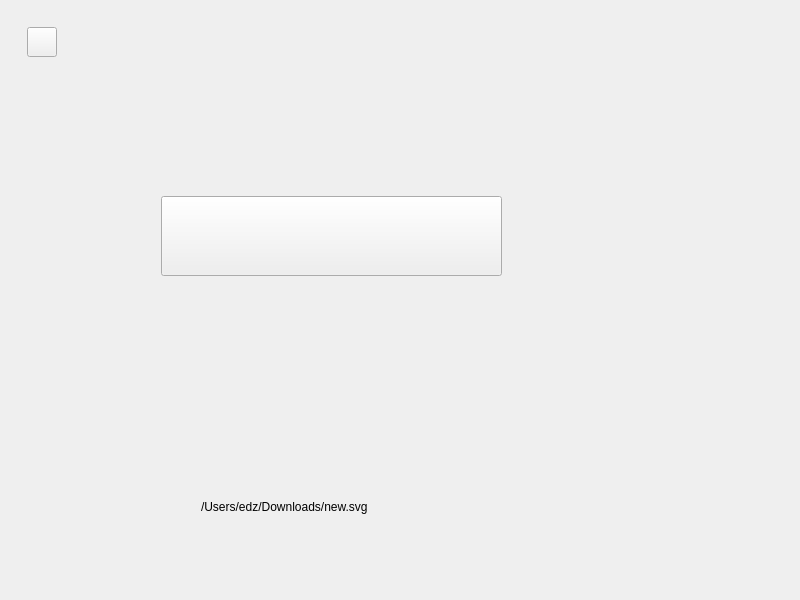
qq1226349818/AnimateWidget, file project/widget.ui: the form before one commit.
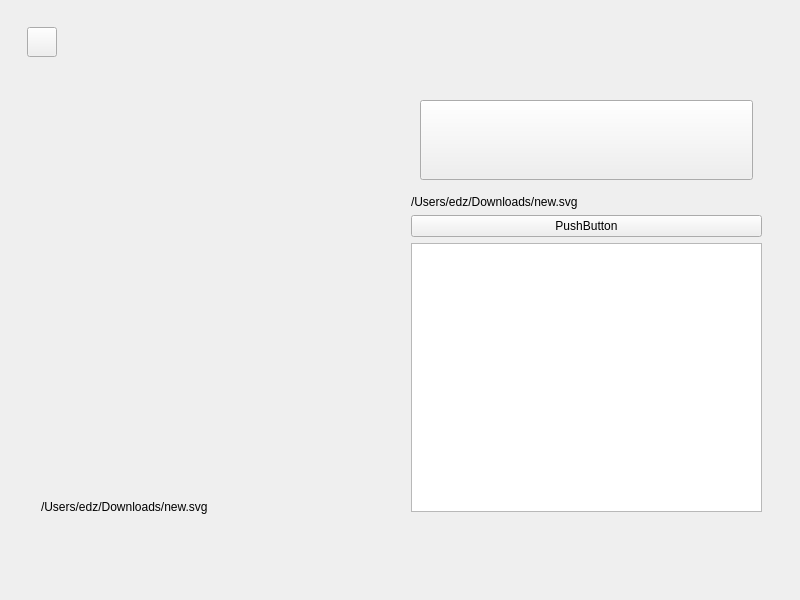
The form after the commit. Custom widgets are drawn as their Qt base class.

The edit to the form file:
```diff
--- a/project/widget.ui
+++ b/project/widget.ui
@@ -14,57 +14,11 @@
    <string>Widget</string>
   </property>
   <layout class="QGridLayout" name="gridLayout">
-   <item row="0" column="0">
+   <item row="1" column="0">
     <widget class="QWidget" name="widget" native="true">
      <property name="styleSheet">
       <string notr="true"/>
      </property>
-     <widget class="CXAnimateWidgetRoate" name="widget_2" native="true">
-      <property name="geometry">
-       <rect>
-        <x>150</x>
-        <y>40</y>
-        <width>341</width>
-        <height>371</height>
-       </rect>
-      </property>
-      <property name="minimumSize">
-       <size>
-        <width>0</width>
-        <height>0</height>
-       </size>
-      </property>
-      <property name="maximumSize">
-       <size>
-        <width>10000</width>
-        <height>10000</height>
-       </size>
-      </property>
-      <layout class="QGridLayout" name="gridLayout_2">
-       <item row="0" column="0">
-        <widget class="CXSVGPushButton" name="pushButton_2">
-         <property name="minimumSize">
-          <size>
-           <width>80</width>
-           <height>80</height>
-          </size>
-         </property>
-         <property name="styleSheet">
-          <string notr="true"/>
-         </property>
-         <property name="text">
-          <string/>
-         </property>
-         <property name="iconSize">
-          <size>
-           <width>80</width>
-           <height>40</height>
-          </size>
-         </property>
-        </widget>
-       </item>
-      </layout>
-     </widget>
      <widget class="CXAnimateWidgetRoate" name="widget_4" native="true">
       <property name="geometry">
        <rect>
@@ -126,18 +80,79 @@
      <widget class="QWidget" name="widget_5" native="true">
       <property name="geometry">
        <rect>
-        <x>550</x>
-        <y>220</y>
-        <width>181</width>
-        <height>191</height>
+        <x>400</x>
+        <y>80</y>
+        <width>351</width>
+        <height>421</height>
        </rect>
       </property>
-      <layout class="QGridLayout" name="gridLayout_4"/>
+      <property name="styleSheet">
+       <string notr="true"/>
+      </property>
+      <layout class="QVBoxLayout" name="verticalLayout">
+       <item>
+        <widget class="CXAnimateWidgetRoate" name="widget_2" native="true">
+         <property name="minimumSize">
+          <size>
+           <width>0</width>
+           <height>0</height>
+          </size>
+         </property>
+         <property name="maximumSize">
+          <size>
+           <width>10000</width>
+           <height>10000</height>
+          </size>
+         </property>
+         <layout class="QGridLayout" name="gridLayout_2">
+          <item row="0" column="0">
+           <widget class="CXSVGPushButton" name="pushButton_2">
+            <property name="minimumSize">
+             <size>
+              <width>80</width>
+              <height>80</height>
+             </size>
+            </property>
+            <property name="styleSheet">
+             <string notr="true"/>
+            </property>
+            <property name="text">
+             <string/>
+            </property>
+            <property name="iconSize">
+             <size>
+              <width>80</width>
+              <height>40</height>
+             </size>
+            </property>
+           </widget>
+          </item>
+         </layout>
+        </widget>
+       </item>
+       <item>
+        <widget class="CXSVGLabel" name="label_2">
+         <property name="text">
+          <string>/Users/edz/Downloads/new.svg</string>
+         </property>
+        </widget>
+       </item>
+       <item>
+        <widget class="QPushButton" name="pushButton">
+         <property name="text">
+          <string>PushButton</string>
+         </property>
+        </widget>
+       </item>
+       <item>
+        <widget class="QTextEdit" name="textEdit"/>
+       </item>
+      </layout>
      </widget>
      <widget class="CXSVGLabel" name="label">
       <property name="geometry">
        <rect>
-        <x>190</x>
+        <x>30</x>
         <y>440</y>
         <width>323</width>
         <height>111</height>
@@ -168,6 +183,12 @@
    <extends>QPushButton</extends>
    <header location="global">XSVGPushButton.h</header>
   </customwidget>
+  <customwidget>
+   <class>CXAnimateWidgetMove</class>
+   <extends>QWidget</extends>
+   <header location="global">XAnimateWidget-Move.h</header>
+   <container>1</container>
+  </customwidget>
  </customwidgets>
  <resources/>
  <connections/>
```
Left out of the diff: 2 changed lines with no effect on the pictures.
